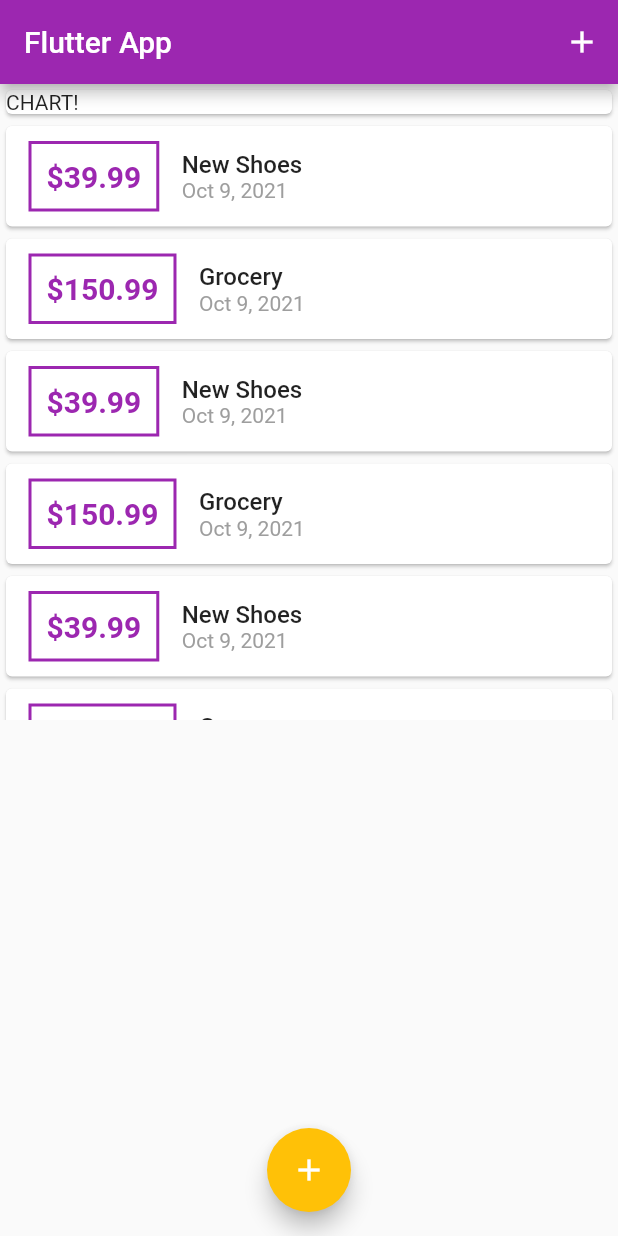
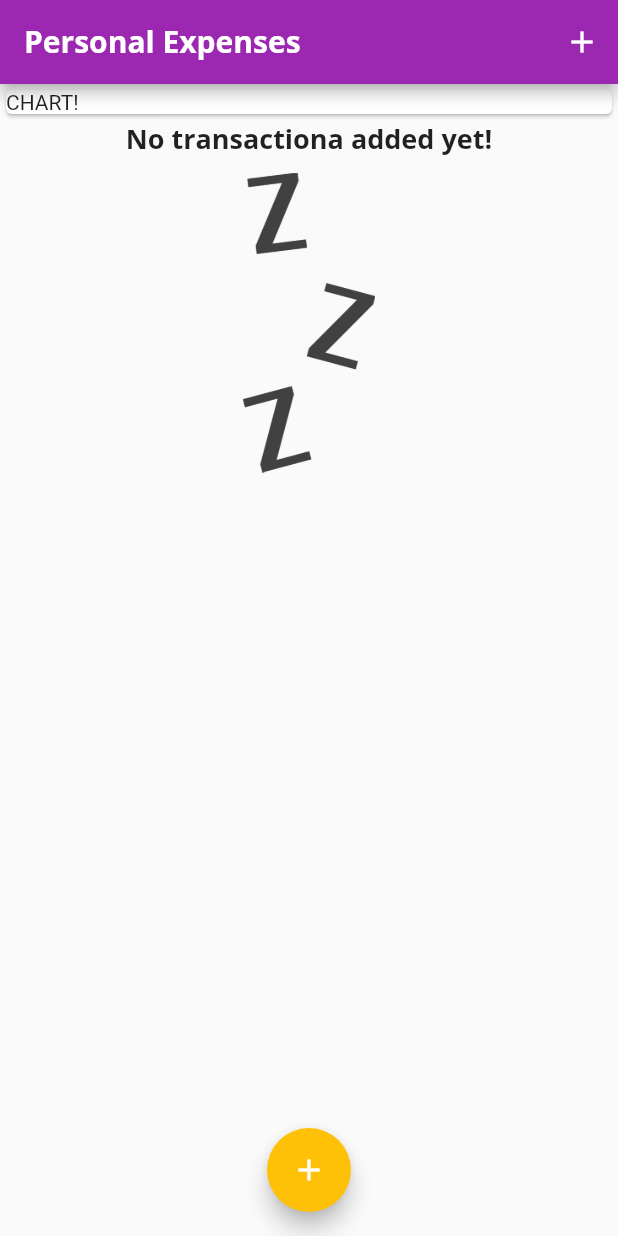
Before and after one commit to ivyhungtw/flutter-personal-expenses-app, a Flutter app: the screen it shows after launch, on a phone screen of 412 x 824 dp. Run offline on Flutter 3.47's test engine with Material 2 defaults, Android fonts, the phone set to English and light mode, and no system bars; Roboto replaces fonts that are missing (Open Sans).

Commit message:
add fonts and images

```diff
--- a/lib/main.dart
+++ b/lib/main.dart
@@ -18,6 +18,17 @@ class MyApp extends StatelessWidget {
           primarySwatch: Colors.purple,
         ).copyWith(
           secondary: Colors.amber
+        ),
+        fontFamily: 'Quicksand',
+        textTheme: ThemeData.light().textTheme.copyWith(
+          headline6: TextStyle(fontFamily: 'OpenSans', fontWeight: FontWeight.bold, fontSize: 18)
+        ),
+        appBarTheme: AppBarTheme(
+          titleTextStyle: TextStyle(
+              fontFamily: 'OpenSans',
+              fontSize: 20,
+              fontWeight: FontWeight.bold
+            )
         )
       ),
       home: MyHomePage(),
@@ -32,12 +43,12 @@ class MyHomePage extends StatefulWidget {
 
 class _MyHomePageState extends State<MyHomePage> {
   final List<Transaction> _userTransaction = [
-    Transaction(id: 't1', title: 'New Shoes', amount: 39.99, date: DateTime.now()),
-    Transaction(id: 't2', title: 'Grocery', amount: 150.99, date: DateTime.now()),
-    Transaction(id: 't1', title: 'New Shoes', amount: 39.99, date: DateTime.now()),
-    Transaction(id: 't2', title: 'Grocery', amount: 150.99, date: DateTime.now()),
-    Transaction(id: 't1', title: 'New Shoes', amount: 39.99, date: DateTime.now()),
-    Transaction(id: 't2', title: 'Grocery', amount: 150.99, date: DateTime.now()),
+    // Transaction(id: 't1', title: 'New Shoes', amount: 39.99, date: DateTime.now()),
+    // Transaction(id: 't2', title: 'Grocery', amount: 150.99, date: DateTime.now()),
+    // Transaction(id: 't1', title: 'New Shoes', amount: 39.99, date: DateTime.now()),
+    // Transaction(id: 't2', title: 'Grocery', amount: 150.99, date: DateTime.now()),
+    // Transaction(id: 't1', title: 'New Shoes', amount: 39.99, date: DateTime.now()),
+    // Transaction(id: 't2', title: 'Grocery', amount: 150.99, date: DateTime.now()),
   ];
 
   void _addNewTransaction(String txTitle, double txAmount) {
@@ -65,7 +76,7 @@ class _MyHomePageState extends State<MyHomePage> {
   Widget build(BuildContext context) {
     return Scaffold(
       appBar: AppBar(
-        title: Text('Flutter App'),
+        title: Text('Personal Expenses', style: TextStyle(fontFamily: 'Open Sans'),),
         actions: <Widget>[
           IconButton(
             onPressed: () => _startAddNewTransaction(context),
--- a/lib/widgets/transaction_list.dart
+++ b/lib/widgets/transaction_list.dart
@@ -11,7 +11,23 @@ class TransactionList extends StatelessWidget {
   Widget build(BuildContext context) {
     return Container(
       height: 400,
-      child: ListView.builder(
+      child: transactions.isEmpty
+      ? Column(
+        children: <Widget>[
+          Text(
+            'No transactiona added yet!',
+            style: Theme.of(context).textTheme.headline6
+          ),
+          SizedBox(
+            height: 10,
+          ),
+          Container(
+            height: 200,
+            child: Image.asset('assets/images/waiting.png', fit: BoxFit.cover)
+          )
+        ],
+      )
+      : ListView.builder(
         itemBuilder: (ctx, index) {
           return Card(
             child: Row(
@@ -41,10 +57,7 @@ class TransactionList extends StatelessWidget {
                   children: <Widget>[
                     Text(
                       transactions[index].title,
-                      style: TextStyle(
-                        fontWeight: FontWeight.w500,
-                        fontSize: 16,
-                      ),
+                      style: Theme.of(context).textTheme.headline6
                     ),
                     Text(
                       DateFormat.yMMMd().format(transactions[index].date),
```
Also changed, not shown: pubspec.yaml (+13 -9 lines), assets/fonts/OpenSans-Bold.ttf (added), assets/fonts/OpenSans-Regular.ttf (added), assets/fonts/Quicksand-Bold.ttf (added), assets/fonts/Quicksand-Light.ttf (added), assets/fonts/Quicksand-Medium.ttf (added), assets/fonts/Quicksand-Regular.ttf (added), assets/images/waiting.png (added).
